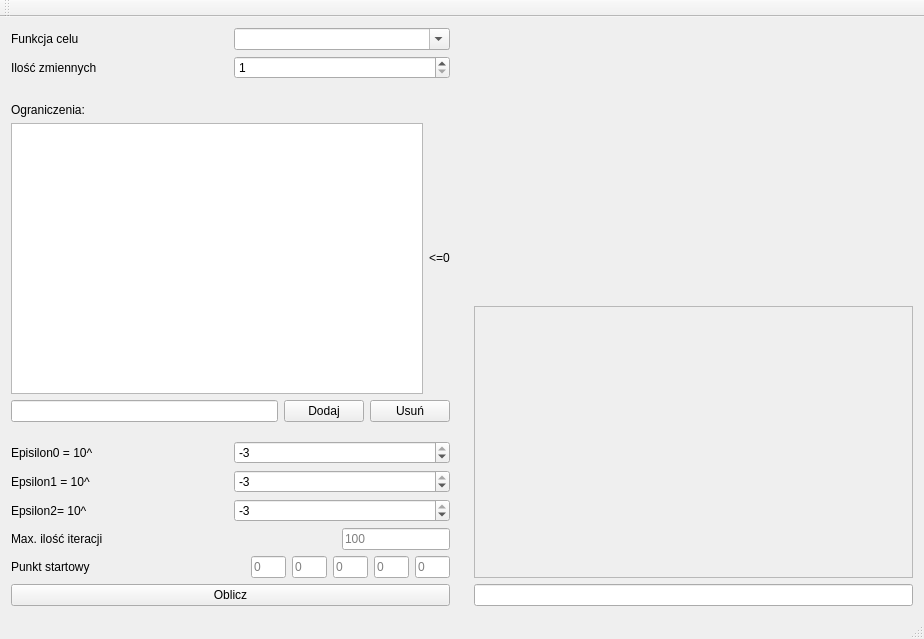
This is program/mainwindow.ui in GosiaWJ/TiMO as Qt 5 draws it before an edit. The edited form follows.
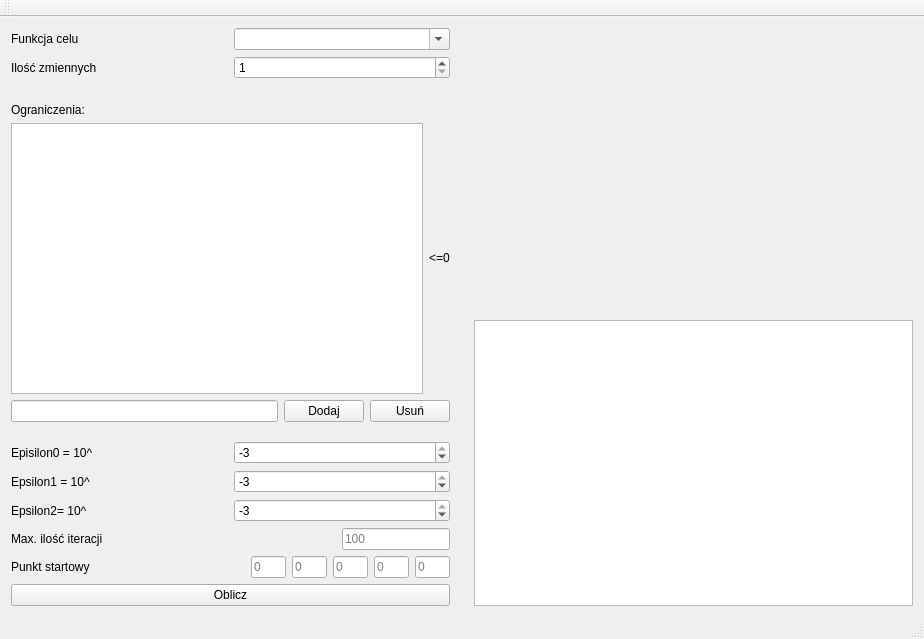
This is the edited form. Custom widgets are drawn as their Qt base class.

```diff
--- a/program/mainwindow.ui
+++ b/program/mainwindow.ui
@@ -360,8 +360,6 @@
     <item>
      <layout class="QVBoxLayout" name="verticalLayout">
       <item>
-       <layout class="QVBoxLayout" name="verticalLayout_2">
-        <item>
          <widget class="Wykres" name="wykres" native="true">
           <property name="sizePolicy">
            <sizepolicy hsizetype="Expanding" vsizetype="Expanding">
@@ -372,36 +370,11 @@
          </widget>
         </item>
         <item>
-         <widget class="QScrollArea" name="wyniki">
-          <property name="widgetResizable">
-           <bool>true</bool>
-          </property>
-          <widget class="QWidget" name="scrollAreaWidgetContents">
-           <property name="geometry">
-            <rect>
-             <x>0</x>
-             <y>0</y>
-             <width>432</width>
-             <height>257</height>
-            </rect>
-           </property>
-          </widget>
-         </widget>
+       <widget class="QListWidget" name="wyniki"/>
         </item>
        </layout>
       </item>
-      <item>
-       <widget class="QLineEdit" name="funkcja_celu"/>
-      </item>
-     </layout>
-    </item>
-   </layout>
-   <zorder>x_20</zorder>
-   <zorder>x_30</zorder>
-   <zorder>x_40</zorder>
-   <zorder>x_50</zorder>
-   <zorder>funkcja_celu_box</zorder>
-   <zorder>wyniki</zorder>
+   </layout>
   </widget>
   <widget class="QMenuBar" name="menuBar">
    <property name="geometry">
```
Lines whose indentation alone changed are shown as unchanged.
